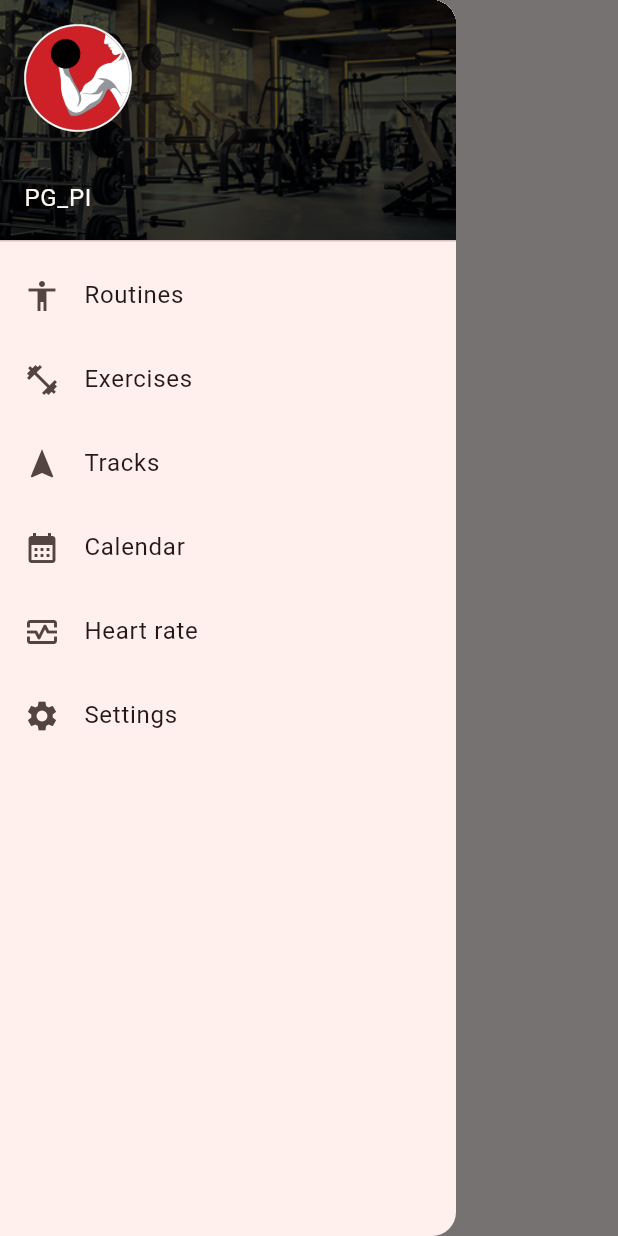
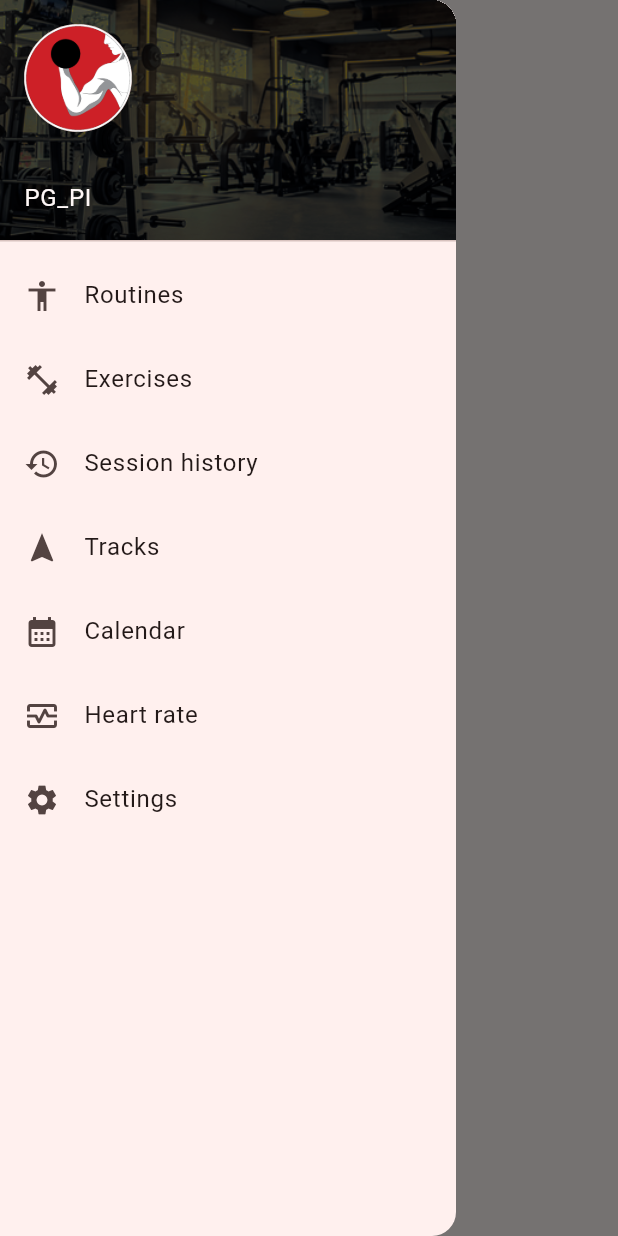
Before and after one commit to pikol93/PG_PI, a Flutter app: the SessionsHistoryScreen screen opened by its route, with the side drawer open, on a phone screen of 412 x 824 dp. Run offline on Flutter 3.47's test engine with Material 3 defaults, Android fonts, the phone set to English and light mode, and no system bars; our stand-ins replace cookie_jar, dio, dio_cookie_manager, fl_chart, flutter_riverpod, fpdart and 9 more; missing offline and left inert: awesome_flutter_extensions, fl_location, flutter_foreground_task, ndialog; accounts and stored records are empty; generated files the repository leaves out were written again; project files that could hold a hidden picture were left out.

Commit message:
PI-104 Add session history route into AppNavigationDrawer

```diff
--- a/mobile/lib/widgets/common/app_navigation_drawer.dart
+++ b/mobile/lib/widgets/common/app_navigation_drawer.dart
@@ -4,6 +4,7 @@ import "package:pi_mobile/routing/routes.dart";
 import "package:pi_mobile/routing/routes_exercises.dart";
 import "package:pi_mobile/routing/routes_heart_rate.dart";
 import "package:pi_mobile/routing/routes_routines.dart";
+import "package:pi_mobile/routing/routes_sessions.dart";
 import "package:pi_mobile/routing/routes_tracks.dart";
 import "package:pi_mobile/widgets/common/navigation_drawer_entry.dart";
 
@@ -44,6 +45,11 @@ class AppNavigationDrawer extends StatelessWidget {
               text: context.t.exercises.title,
             ),
             NavigationDrawerEntry(
+              goMethod: const SessionsHistoryRoute().go,
+              icon: Icons.history,
+              text: context.t.sessions.history.title,
+            ),
+            NavigationDrawerEntry(
               goMethod: const TracksRoute().go,
               icon: Icons.navigation,
               text: context.t.tracks.title,
```
